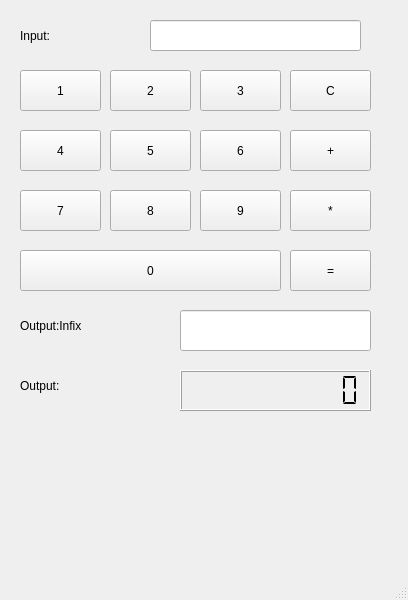
First picture: the form in compiler-starter-project/components/main.ui, repository aunghtetlwin-gh/compiler-starter-project, before the edit.
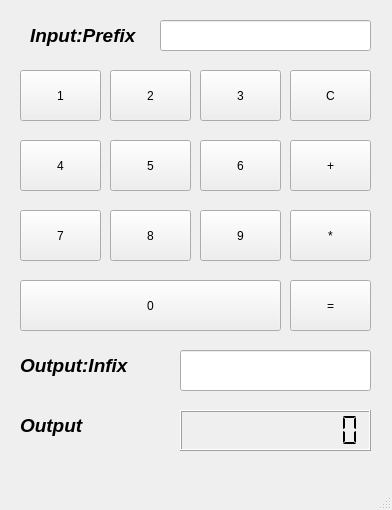
Second picture: the form after the edit.

Commit message: Modify UI color and size

Diff of the .ui file:
```diff
--- a/compiler-starter-project/components/main.ui
+++ b/compiler-starter-project/components/main.ui
@@ -6,8 +6,8 @@
    <rect>
     <x>0</x>
     <y>0</y>
-    <width>408</width>
-    <height>600</height>
+    <width>392</width>
+    <height>510</height>
    </rect>
   </property>
   <property name="windowTitle">
@@ -17,7 +17,7 @@
    <widget class="QLineEdit" name="input_text">
     <property name="geometry">
      <rect>
-      <x>150</x>
+      <x>160</x>
       <y>20</y>
       <width>211</width>
       <height>31</height>
@@ -30,7 +30,7 @@
       <x>20</x>
       <y>70</y>
       <width>81</width>
-      <height>41</height>
+      <height>51</height>
      </rect>
     </property>
     <property name="text">
@@ -43,7 +43,7 @@
       <x>110</x>
       <y>70</y>
       <width>81</width>
-      <height>41</height>
+      <height>51</height>
      </rect>
     </property>
     <property name="text">
@@ -54,9 +54,9 @@
     <property name="geometry">
      <rect>
       <x>290</x>
-      <y>130</y>
+      <y>140</y>
       <width>81</width>
-      <height>41</height>
+      <height>51</height>
      </rect>
     </property>
     <property name="text">
@@ -66,34 +66,48 @@
    <widget class="QLabel" name="input_label">
     <property name="geometry">
      <rect>
-      <x>20</x>
+      <x>30</x>
       <y>20</y>
-      <width>101</width>
+      <width>111</width>
       <height>31</height>
      </rect>
     </property>
+    <property name="font">
+     <font>
+      <pointsize>14</pointsize>
+      <italic>true</italic>
+      <bold>true</bold>
+     </font>
+    </property>
     <property name="text">
-     <string>Input:</string>
+     <string>Input:Prefix</string>
     </property>
    </widget>
    <widget class="QLabel" name="output_label">
     <property name="geometry">
      <rect>
       <x>20</x>
-      <y>370</y>
+      <y>410</y>
       <width>121</width>
       <height>31</height>
      </rect>
     </property>
+    <property name="font">
+     <font>
+      <pointsize>14</pointsize>
+      <italic>true</italic>
+      <bold>true</bold>
+     </font>
+    </property>
     <property name="text">
-     <string>Output:</string>
+     <string>Output</string>
     </property>
    </widget>
    <widget class="QLCDNumber" name="output_lcd">
     <property name="geometry">
      <rect>
       <x>180</x>
-      <y>370</y>
+      <y>410</y>
       <width>191</width>
       <height>41</height>
      </rect>
@@ -118,9 +132,9 @@
     <property name="geometry">
      <rect>
       <x>290</x>
-      <y>250</y>
+      <y>280</y>
       <width>81</width>
-      <height>41</height>
+      <height>51</height>
      </rect>
     </property>
     <property name="text">
@@ -133,7 +147,7 @@
       <x>200</x>
       <y>70</y>
       <width>81</width>
-      <height>41</height>
+      <height>51</height>
      </rect>
     </property>
     <property name="text">
@@ -144,9 +158,9 @@
     <property name="geometry">
      <rect>
       <x>20</x>
-      <y>130</y>
+      <y>140</y>
       <width>81</width>
-      <height>41</height>
+      <height>51</height>
      </rect>
     </property>
     <property name="text">
@@ -157,9 +171,9 @@
     <property name="geometry">
      <rect>
       <x>110</x>
-      <y>130</y>
+      <y>140</y>
       <width>81</width>
-      <height>41</height>
+      <height>51</height>
      </rect>
     </property>
     <property name="text">
@@ -170,9 +184,9 @@
     <property name="geometry">
      <rect>
       <x>200</x>
-      <y>130</y>
+      <y>140</y>
       <width>81</width>
-      <height>41</height>
+      <height>51</height>
      </rect>
     </property>
     <property name="text">
@@ -183,9 +197,9 @@
     <property name="geometry">
      <rect>
       <x>20</x>
-      <y>190</y>
+      <y>210</y>
       <width>81</width>
-      <height>41</height>
+      <height>51</height>
      </rect>
     </property>
     <property name="text">
@@ -196,9 +210,9 @@
     <property name="geometry">
      <rect>
       <x>110</x>
-      <y>190</y>
+      <y>210</y>
       <width>81</width>
-      <height>41</height>
+      <height>51</height>
      </rect>
     </property>
     <property name="text">
@@ -209,9 +223,9 @@
     <property name="geometry">
      <rect>
       <x>200</x>
-      <y>190</y>
+      <y>210</y>
       <width>81</width>
-      <height>41</height>
+      <height>51</height>
      </rect>
     </property>
     <property name="text">
@@ -222,9 +236,9 @@
     <property name="geometry">
      <rect>
       <x>20</x>
-      <y>250</y>
+      <y>280</y>
       <width>261</width>
-      <height>41</height>
+      <height>51</height>
      </rect>
     </property>
     <property name="text">
@@ -235,11 +249,18 @@
     <property name="geometry">
      <rect>
       <x>20</x>
-      <y>310</y>
+      <y>350</y>
       <width>121</width>
       <height>31</height>
      </rect>
     </property>
+    <property name="font">
+     <font>
+      <pointsize>14</pointsize>
+      <italic>true</italic>
+      <bold>true</bold>
+     </font>
+    </property>
     <property name="text">
      <string>Output:Infix</string>
     </property>
@@ -248,9 +269,9 @@
     <property name="geometry">
      <rect>
       <x>290</x>
-      <y>190</y>
+      <y>210</y>
       <width>81</width>
-      <height>41</height>
+      <height>51</height>
      </rect>
     </property>
     <property name="text">
@@ -263,7 +284,7 @@
       <x>290</x>
       <y>70</y>
       <width>81</width>
-      <height>41</height>
+      <height>51</height>
      </rect>
     </property>
     <property name="text">
@@ -274,7 +295,7 @@
     <property name="geometry">
      <rect>
       <x>180</x>
-      <y>310</y>
+      <y>350</y>
       <width>191</width>
       <height>41</height>
      </rect>
```
Left out of the diff: 2 changed lines with no effect on the pictures. The commit also changes 2 other files.
